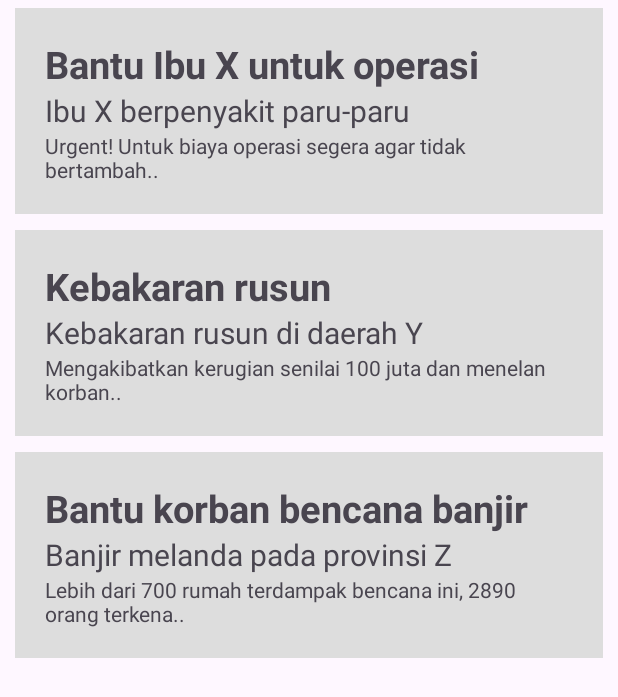
After one commit to anhaki/KitaBisa-Homewidget-Prototype, an Android app: the RiwayatActivity screen opened directly, with no data from a screen before it, on a phone screen of 412 x 824 dp. The commit adds this screen. Shown: the top 697 px of the screen. Run offline under Robolectric (Android 15) with nearby library versions, the phone set to English and light mode, and no system bars.

Commit message:
Menambahkan intent dan data dummy di RiwayatActivity

```diff
--- a/app/build.gradle.kts
+++ b/app/build.gradle.kts
@@ -26,6 +26,10 @@ android {
             )
         }
     }
+
+    buildFeatures{
+        viewBinding = true
+    }
     compileOptions {
         sourceCompatibility = JavaVersion.VERSION_1_8
         targetCompatibility = JavaVersion.VERSION_1_8
--- /dev/null
+++ b/app/src/main/java/com/kitapacak/wecan/RiwayatActivity.kt
@@ -0,0 +1,11 @@
+package com.kitapacak.wecan
+
+import androidx.appcompat.app.AppCompatActivity
+import android.os.Bundle
+
+class RiwayatActivity : AppCompatActivity() {
+    override fun onCreate(savedInstanceState: Bundle?) {
+        super.onCreate(savedInstanceState)
+        setContentView(R.layout.activity_riwayat)
+    }
+}
--- /dev/null
+++ b/app/src/main/res/layout/activity_riwayat.xml
@@ -0,0 +1,93 @@
+<?xml version="1.0" encoding="utf-8"?>
+<LinearLayout xmlns:android="http://schemas.android.com/apk/res/android"
+    xmlns:app="http://schemas.android.com/apk/res-auto"
+    xmlns:tools="http://schemas.android.com/tools"
+    android:layout_width="match_parent"
+    android:layout_height="match_parent"
+    tools:context=".RiwayatActivity"
+    android:orientation="vertical">
+    <LinearLayout
+        android:id="@+id/item1"
+        android:layout_width="match_parent"
+        android:layout_height="wrap_content"
+        android:orientation="vertical"
+        android:padding="20dp"
+        android:layout_marginVertical="5dp"
+        android:layout_marginHorizontal="10dp"
+        android:background="#DDDDDD">
+        <TextView
+            android:id="@+id/judul1"
+            android:layout_width="wrap_content"
+            android:layout_height="wrap_content"
+            android:text="@string/judul1"
+            android:textStyle="bold"
+            android:textSize="25sp"/>
+        <TextView
+            android:id="@+id/subJudul1"
+            android:layout_width="wrap_content"
+            android:layout_height="wrap_content"
+            android:text="@string/subJudul1"
+            android:textSize="20sp"/>
+        <TextView
+            android:id="@+id/deskripsi1"
+            android:layout_width="wrap_content"
+            android:layout_height="wrap_content"
+            android:text="@string/deskripsi1"/>
+    </LinearLayout>
+    <LinearLayout
+        android:id="@+id/item2"
+        android:layout_width="match_parent"
+        android:layout_height="wrap_content"
+        android:orientation="vertical"
+        android:padding="20dp"
+        android:layout_marginVertical="5dp"
+        android:layout_marginHorizontal="10dp"
+        android:background="#DDDDDD">
+        <TextView
+            android:id="@+id/judul2"
+            android:layout_width="wrap_content"
+            android:layout_height="wrap_content"
+            android:text="@string/judul2"
+            android:textStyle="bold"
+            android:textSize="25sp"/>
+        <TextView
+            android:id="@+id/subJudul2"
+            android:layout_width="wrap_content"
+            android:layout_height="wrap_content"
+            android:text="@string/subJudul2"
+            android:textSize="20sp"/>
+        <TextView
+            android:id="@+id/deskripsi2"
+            android:layout_width="wrap_content"
+            android:layout_height="wrap_content"
+            android:text="@string/deskripsi2"/>
+    </LinearLayout>
+    <LinearLayout
+        android:id="@+id/item3"
+        android:layout_width="match_parent"
+        android:layout_height="wrap_content"
+        android:orientation="vertical"
+        android:padding="20dp"
+        android:layout_marginVertical="5dp"
+        android:layout_marginHorizontal="10dp"
+        android:background="#DDDDDD">
+        <TextView
+            android:id="@+id/judu3"
+            android:layout_width="wrap_content"
+            android:layout_height="wrap_content"
+            android:text="@string/judul3"
+            android:textStyle="bold"
+            android:textSize="25sp"/>
+        <TextView
+            android:id="@+id/subJudul3"
+            android:layout_width="wrap_content"
+            android:layout_height="wrap_content"
+            android:text="@string/subJudul3"
+            android:textSize="20sp"/>
+        <TextView
+            android:id="@+id/deskripsi3"
+            android:layout_width="wrap_content"
+            android:layout_height="wrap_content"
+            android:text="@string/deskripsi3"/>
+    </LinearLayout>
+</LinearLayout>
--- a/app/src/main/res/values/strings.xml
+++ b/app/src/main/res/values/strings.xml
@@ -4,4 +4,16 @@
     <string name="isi_saldo">Isi Saldo</string>
     <string name="riwayat_donasi">Riwayat Donasi</string>
     <string name="donasi_otomatis">Donasi Otomatis</string>
+
+    <string name="judul1">Bantu Ibu X untuk operasi</string>
+    <string name="judul2">Kebakaran rusun</string>
+    <string name="judul3">Bantu korban bencana banjir</string>
+
+    <string name="subJudul1">Ibu X berpenyakit paru-paru</string>
+    <string name="subJudul2">Kebakaran rusun di daerah Y</string>
+    <string name="subJudul3">Banjir melanda pada provinsi Z</string>
+
+    <string name="deskripsi1">Urgent! Untuk biaya operasi segera agar tidak bertambah..</string>
+    <string name="deskripsi2">Mengakibatkan kerugian senilai 100 juta dan menelan korban..</string>
+    <string name="deskripsi3">Lebih dari 700 rumah terdampak bencana ini, 2890 orang terkena..</string>
 </resources>
```
Also changed, not shown: app/src/main/AndroidManifest.xml (+9 -0 lines), app/src/main/java/com/kitapacak/wecan/DonasiOtomatisActivity.kt (added, +11 -0 lines), app/src/main/java/com/kitapacak/wecan/IsiSaldoActivity.kt (added, +11 -0 lines), app/src/main/java/com/kitapacak/wecan/MainActivity.kt (+31 -2 lines), app/src/main/res/layout/activity_donasi_otomatis.xml (added, +17 -0 lines), app/src/main/res/layout/activity_isi_saldo.xml (added, +16 -0 lines), app/src/main/res/layout/activity_main.xml (+11 -11 lines).
